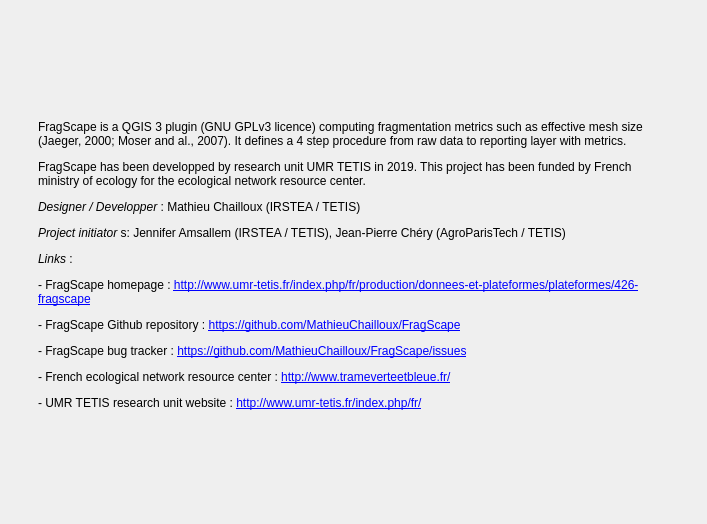
This is FragScapeAbout_dialog_base.ui in MathieuChailloux/FragScape as Qt 5 draws it before an edit. The edited form follows.
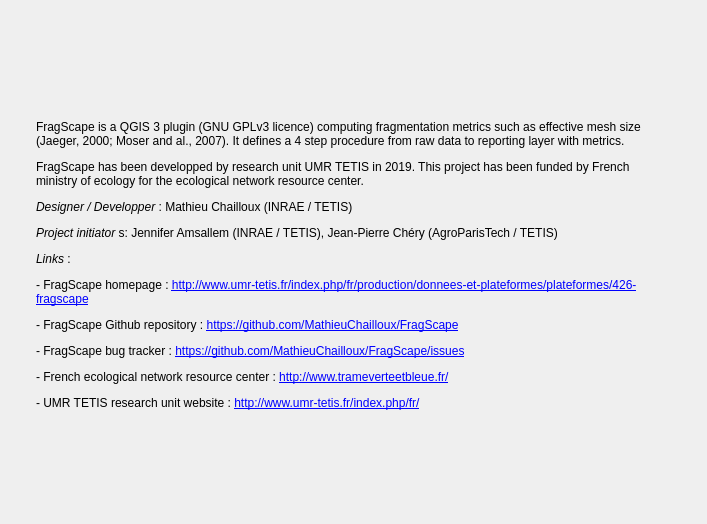
This is the edited form. Icons and pictures are not drawn.

What changed in the file:
```diff
--- a/FragScapeAbout_dialog_base.ui
+++ b/FragScapeAbout_dialog_base.ui
@@ -30,8 +30,8 @@
      </property>
      <property name="maximumSize">
       <size>
-       <width>68</width>
-       <height>68</height>
+       <width>80</width>
+       <height>40</height>
       </size>
      </property>
      <property name="text">
@@ -154,7 +154,7 @@
       </sizepolicy>
      </property>
      <property name="text">
-      <string>&lt;html&gt;&lt;head/&gt;&lt;body&gt;&lt;p&gt;FragScape is a QGIS 3 plugin (GNU GPLv3 licence) computing fragmentation metrics such as effective mesh size (Jaeger, 2000; Moser and al., 2007). It defines a 4 step procedure from raw data to reporting layer with metrics.&lt;/p&gt;&lt;p&gt;FragScape has been developped by research unit UMR TETIS in 2019. This project has been funded by French ministry of ecology for the ecological network resource center.&lt;/p&gt;&lt;p&gt;&lt;span style=&quot; font-style:italic;&quot;&gt;Designer / Developper&lt;/span&gt; : Mathieu Chailloux (IRSTEA / TETIS)&lt;/p&gt;&lt;p&gt;&lt;span style=&quot; font-style:italic;&quot;&gt;Project initiator&lt;/span&gt; s: Jennifer Amsallem (IRSTEA / TETIS), Jean-Pierre Chéry (AgroParisTech / TETIS)&lt;/p&gt;&lt;p&gt;&lt;span style=&quot; font-style:italic;&quot;&gt;Links&lt;/span&gt; :&lt;/p&gt;&lt;p&gt;- FragScape homepage : &lt;a href=&quot;http://www.umr-tetis.fr/index.php/fr/production/donnees-et-plateformes/plateformes/426-fragscape&quot;&gt;&lt;span style=&quot; text-decoration: underline; color:#0000ff;&quot;&gt;http://www.umr-tetis.fr/index.php/fr/production/donnees-et-plateformes/plateformes/426-fragscape&lt;/span&gt;&lt;/a&gt;&lt;/p&gt;&lt;p&gt;- FragScape Github repository : &lt;a href=&quot;https://github.com/MathieuChailloux/FragScape&quot;&gt;&lt;span style=&quot; text-decoration: underline; color:#0000ff;&quot;&gt;https://github.com/MathieuChailloux/FragScape&lt;/span&gt;&lt;/a&gt;&lt;/p&gt;&lt;p&gt;- FragScape bug tracker : &lt;a href=&quot;https://github.com/MathieuChailloux/FragScape/issues&quot;&gt;&lt;span style=&quot; text-decoration: underline; color:#0000ff;&quot;&gt;https://github.com/MathieuChailloux/FragScape/issues&lt;/span&gt;&lt;/a&gt;&lt;/p&gt;&lt;p&gt;- French ecological network resource center : &lt;a href=&quot;http://www.trameverteetbleue.fr/&quot;&gt;&lt;span style=&quot; text-decoration: underline; color:#0000ff;&quot;&gt;http://www.trameverteetbleue.fr/&lt;/span&gt;&lt;/a&gt;&lt;/p&gt;&lt;p&gt;- UMR TETIS research unit website : &lt;a href=&quot;http://www.umr-tetis.fr/index.php/fr/&quot;&gt;&lt;span style=&quot; text-decoration: underline; color:#0000ff;&quot;&gt;http://www.umr-tetis.fr/index.php/fr/&lt;/span&gt;&lt;/a&gt;&lt;br/&gt;&lt;/p&gt;&lt;/body&gt;&lt;/html&gt;</string>
+      <string>&lt;html&gt;&lt;head/&gt;&lt;body&gt;&lt;p&gt;FragScape is a QGIS 3 plugin (GNU GPLv3 licence) computing fragmentation metrics such as effective mesh size (Jaeger, 2000; Moser and al., 2007). It defines a 4 step procedure from raw data to reporting layer with metrics.&lt;/p&gt;&lt;p&gt;FragScape has been developped by research unit UMR TETIS in 2019. This project has been funded by French ministry of ecology for the ecological network resource center.&lt;/p&gt;&lt;p&gt;&lt;span style=&quot; font-style:italic;&quot;&gt;Designer / Developper&lt;/span&gt; : Mathieu Chailloux (INRAE / TETIS)&lt;/p&gt;&lt;p&gt;&lt;span style=&quot; font-style:italic;&quot;&gt;Project initiator&lt;/span&gt; s: Jennifer Amsallem (INRAE / TETIS), Jean-Pierre Chéry (AgroParisTech / TETIS)&lt;/p&gt;&lt;p&gt;&lt;span style=&quot; font-style:italic;&quot;&gt;Links&lt;/span&gt; :&lt;/p&gt;&lt;p&gt;- FragScape homepage : &lt;a href=&quot;http://www.umr-tetis.fr/index.php/fr/production/donnees-et-plateformes/plateformes/426-fragscape&quot;&gt;&lt;span style=&quot; text-decoration: underline; color:#0000ff;&quot;&gt;http://www.umr-tetis.fr/index.php/fr/production/donnees-et-plateformes/plateformes/426-fragscape&lt;/span&gt;&lt;/a&gt;&lt;/p&gt;&lt;p&gt;- FragScape Github repository : &lt;a href=&quot;https://github.com/MathieuChailloux/FragScape&quot;&gt;&lt;span style=&quot; text-decoration: underline; color:#0000ff;&quot;&gt;https://github.com/MathieuChailloux/FragScape&lt;/span&gt;&lt;/a&gt;&lt;/p&gt;&lt;p&gt;- FragScape bug tracker : &lt;a href=&quot;https://github.com/MathieuChailloux/FragScape/issues&quot;&gt;&lt;span style=&quot; text-decoration: underline; color:#0000ff;&quot;&gt;https://github.com/MathieuChailloux/FragScape/issues&lt;/span&gt;&lt;/a&gt;&lt;/p&gt;&lt;p&gt;- French ecological network resource center : &lt;a href=&quot;http://www.trameverteetbleue.fr/&quot;&gt;&lt;span style=&quot; text-decoration: underline; color:#0000ff;&quot;&gt;http://www.trameverteetbleue.fr/&lt;/span&gt;&lt;/a&gt;&lt;/p&gt;&lt;p&gt;- UMR TETIS research unit website : &lt;a href=&quot;http://www.umr-tetis.fr/index.php/fr/&quot;&gt;&lt;span style=&quot; text-decoration: underline; color:#0000ff;&quot;&gt;http://www.umr-tetis.fr/index.php/fr/&lt;/span&gt;&lt;/a&gt;&lt;br/&gt;&lt;/p&gt;&lt;/body&gt;&lt;/html&gt;</string>
      </property>
      <property name="alignment">
       <set>Qt::AlignLeading|Qt::AlignLeft|Qt::AlignVCenter</set>
```
Left out of the diff: 6 changed lines with no effect on the pictures.
